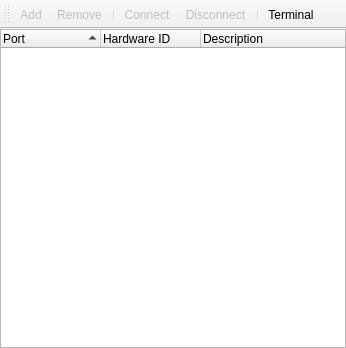
This is Tools/quadcontrol/DockWindows/ConnectionWindow.ui in thomask77/drquad32 as Qt 5 draws it before an edit. The edited form follows.
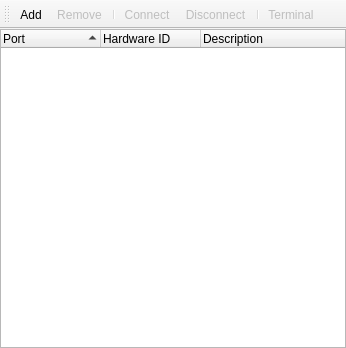
This is the edited form. Icons and pictures are not drawn.

What changed in the file:
```diff
--- a/Tools/quadcontrol/DockWindows/ConnectionWindow.ui
+++ b/Tools/quadcontrol/DockWindows/ConnectionWindow.ui
@@ -119,7 +119,7 @@
   </action>
   <action name="actionAdd">
    <property name="enabled">
-    <bool>false</bool>
+    <bool>true</bool>
    </property>
    <property name="text">
     <string>&amp;Add</string>
@@ -140,6 +140,9 @@
    </property>
   </action>
   <action name="actionTerminal">
+   <property name="enabled">
+    <bool>false</bool>
+   </property>
    <property name="icon">
     <iconset resource="../resources.qrc">
      <normaloff>:/new/prefix1/Images/application_xp_terminal.png</normaloff>:/new/prefix1/Images/application_xp_terminal.png</iconset>
```
